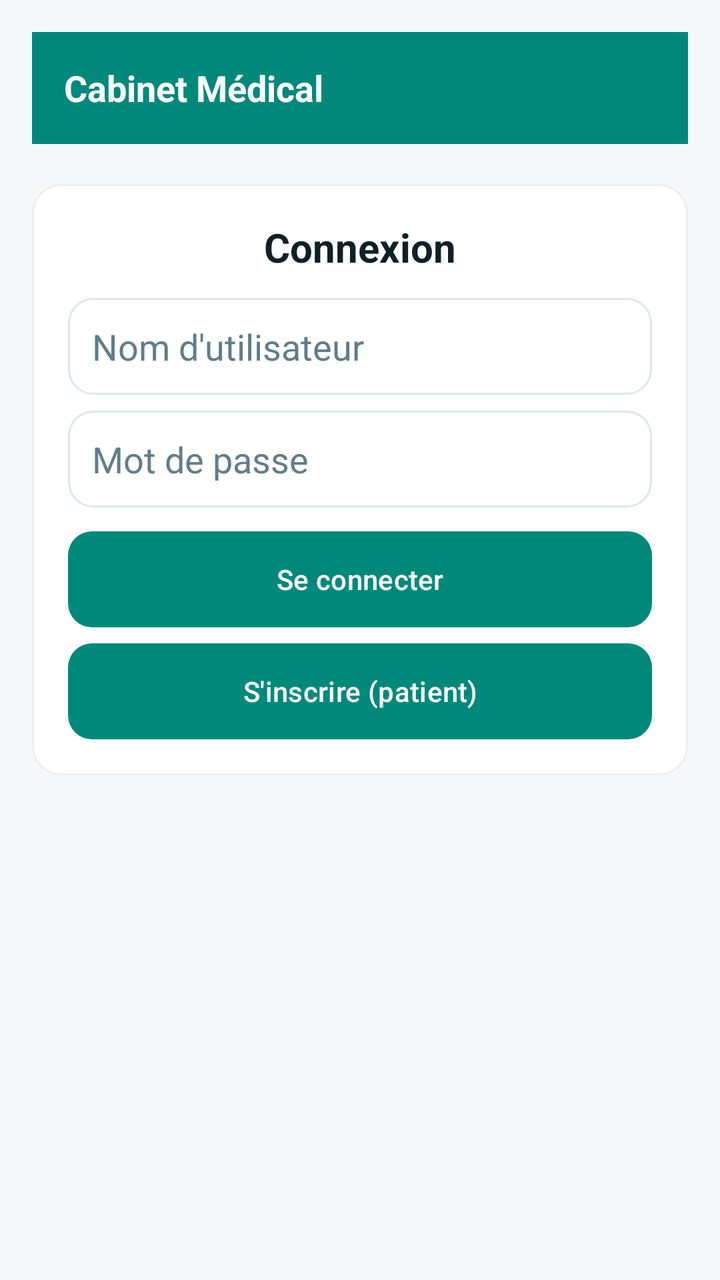
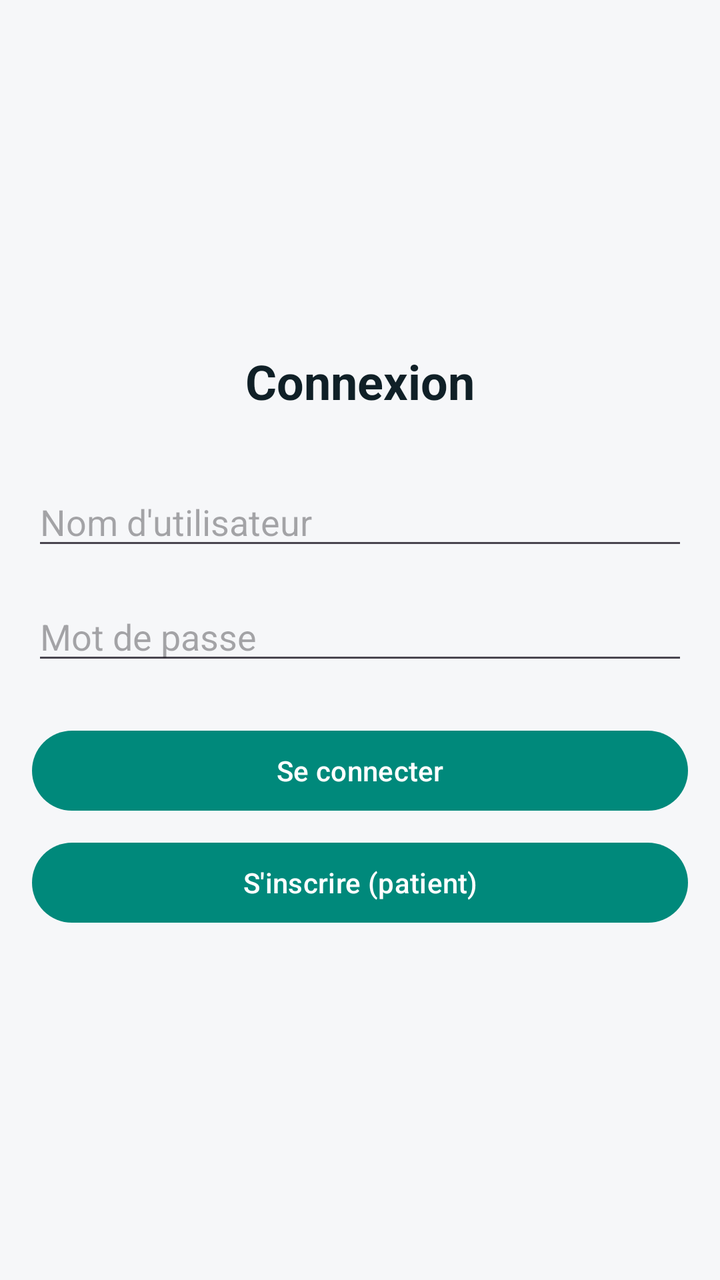

An Android layout rendered at two revisions. The XML below is the earlier revision; the diff shows what the commit changed to produce the second picture.
<!-- AndroidManifest.xml: application theme Theme.CabinetMedicalApp -->
<!-- res/layout/activity_login.xml -->
<?xml version="1.0" encoding="utf-8"?>
<ScrollView xmlns:android="http://schemas.android.com/apk/res/android"
    android:layout_width="match_parent"
    android:layout_height="match_parent"
    android:background="@color/background"
    android:padding="16dp">

    <LinearLayout
        android:layout_width="match_parent"
        android:layout_height="wrap_content"
        android:orientation="vertical">

        
        <LinearLayout
            android:layout_width="match_parent"
            android:layout_height="56dp"
            android:orientation="horizontal"
            android:background="@color/colorPrimary"
            android:paddingLeft="16dp"
            android:gravity="center_vertical">

            <TextView
                android:layout_width="wrap_content"
                android:layout_height="wrap_content"
                android:text="Cabinet Médical"
                android:textColor="@color/onPrimary"
                android:textSize="18sp"
                android:textStyle="bold" />
        </LinearLayout>

        <LinearLayout
            android:layout_width="match_parent"
            android:layout_height="wrap_content"
            android:orientation="vertical"
            android:layout_marginTop="20dp"
            android:background="@drawable/card_bg"
            android:padding="18dp">

            <TextView
                android:layout_width="wrap_content"
                android:layout_height="wrap_content"
                android:text="@string/title_login"
                style="@style/Heading"
                android:layout_gravity="center_horizontal"
                android:layout_marginBottom="12dp" />

            <EditText
                android:id="@+id/edit_username"
                android:layout_width="match_parent"
                android:layout_height="wrap_content"
                android:hint="@string/hint_username"
                android:background="@drawable/input_bg"
                android:padding="12dp"
                android:textColor="@color/onBackground"
                android:textColorHint="@color/muted"
                android:layout_marginBottom="8dp" />

            <EditText
                android:id="@+id/edit_password"
                android:layout_width="match_parent"
                android:layout_height="wrap_content"
                android:hint="@string/hint_password"
                android:inputType="textPassword"
                android:background="@drawable/input_bg"
                android:padding="12dp"
                android:textColor="@color/onBackground"
                android:textColorHint="@color/muted"
                android:layout_marginBottom="12dp" />

            <Button
                android:id="@+id/btn_login"
                style="@style/AppButton"
                android:layout_width="match_parent"
                android:layout_height="wrap_content"
                android:text="@string/btn_login"
                android:layout_marginBottom="8dp" />

            <Button
                android:id="@+id/btn_register"
                style="@style/AppButton"
                android:layout_width="match_parent"
                android:layout_height="wrap_content"
                android:text="@string/btn_register" />

        </LinearLayout>

    </LinearLayout>
</ScrollView>
<!-- resources referenced by this layout -->
<resources>
  <color name="background">#F6F7F9</color>
  <color name="colorPrimary">#00897B</color>
  <color name="muted">#607D8B</color>
  <color name="onBackground">#102027</color>
  <color name="onPrimary">#FFFFFF</color>
  <!-- drawable card_bg (drawable) -->
  <?xml version="1.0" encoding="utf-8"?>
  <shape xmlns:android="http://schemas.android.com/apk/res/android" android:shape="rectangle">
      <solid android:color="@color/surface" />
      <stroke android:width="1dp" android:color="#EEEEEE" />
      <corners android:radius="14dp" />
      <padding android:left="14dp" android:top="14dp" android:right="14dp" android:bottom="14dp" />
  </shape>
  <!-- drawable input_bg (drawable) -->
  <?xml version="1.0" encoding="utf-8"?>
  <shape xmlns:android="http://schemas.android.com/apk/res/android" android:shape="rectangle">
      <solid android:color="@color/surface" />
      <stroke android:width="1dp" android:color="#E0E6E6" />
      <corners android:radius="12dp" />
      <padding android:left="12dp" android:top="12dp" android:right="12dp" android:bottom="12dp" />
  </shape>
  <string name="btn_login">Se connecter</string>
  <string name="btn_register">S'inscrire (patient)</string>
  <string name="hint_password">Mot de passe</string>
  <string name="hint_username">Nom d'utilisateur</string>
  <string name="title_login">Connexion</string>
  <style name="AppButton">
          <item name="android:background">@drawable/button_bg_ripple</item>
          <item name="android:textColor">@color/onPrimary</item>
          <item name="android:paddingLeft">14dp</item>
          <item name="android:paddingRight">14dp</item>
          <item name="android:minHeight">48dp</item>
      </style>
  <style name="Heading">
          <item name="android:textColor">@color/onBackground</item>
          <item name="android:textSize">20sp</item>
          <item name="android:textStyle">bold</item>
      </style>
  <style name="Theme.CabinetMedicalApp" parent="Base.Theme.CabinetMedicalApp" />
  <color name="surface">#FFFFFF</color>
  <!-- drawable button_bg_ripple (drawable) -->
  <?xml version="1.0" encoding="utf-8"?>
  <ripple xmlns:android="http://schemas.android.com/apk/res/android"
      android:color="?attr/colorControlHighlight">
      <item android:drawable="@drawable/button_bg" />
  </ripple>
  <style name="Base.Theme.CabinetMedicalApp" parent="Theme.Material3.Light.NoActionBar">
          <item name="colorPrimary">@color/colorPrimary</item>
          <item name="colorOnPrimary">@color/onPrimary</item>
          <item name="colorPrimaryVariant">@color/colorPrimaryVariant</item>
          <item name="colorSecondary">@color/colorSecondary</item>
          <item name="android:statusBarColor">@color/colorPrimaryVariant</item>
          <item name="android:navigationBarColor">@color/background</item>
          <item name="android:windowBackground">@color/background</item>
          <item name="android:textColor">@color/onBackground</item>
      </style>
  <!-- drawable button_bg (drawable) -->
  <?xml version="1.0" encoding="utf-8"?>
  <shape xmlns:android="http://schemas.android.com/apk/res/android" android:shape="rectangle">
      <solid android:color="@color/colorPrimary" />
      <corners android:radius="12dp" />
      <padding android:left="12dp" android:top="10dp" android:right="12dp" android:bottom="10dp" />
  </shape>
  <color name="colorPrimaryVariant">#00695C</color>
  <color name="colorSecondary">#26A69A</color>
</resources>

<!-- the commit's change to res/layout/activity_login.xml (unified diff, before → after) -->
@@ -1,88 +1,45 @@
 <?xml version="1.0" encoding="utf-8"?>
-<ScrollView xmlns:android="http://schemas.android.com/apk/res/android"
+<LinearLayout xmlns:android="http://schemas.android.com/apk/res/android"
     android:layout_width="match_parent"
     android:layout_height="match_parent"
-    android:background="@color/background"
-    android:padding="16dp">
+    android:orientation="vertical"
+    android:padding="16dp"
+    android:gravity="center">
 
-    <LinearLayout
+    <TextView
+        android:layout_width="wrap_content"
+        android:layout_height="wrap_content"
+        android:text="@string/title_login"
+        android:textSize="24sp"
+        android:textStyle="bold"
+        android:layout_marginBottom="32dp" />
+
+    <EditText
+        android:id="@+id/edit_username"
         android:layout_width="match_parent"
         android:layout_height="wrap_content"
-        android:orientation="vertical">
+        android:hint="@string/hint_username"
+        android:inputType="text"
+        android:layout_marginBottom="16dp" />
 
-        
-        <LinearLayout
-            android:layout_width="match_parent"
-            android:layout_height="56dp"
-            android:orientation="horizontal"
-            android:background="@color/colorPrimary"
-            android:paddingLeft="16dp"
-            android:gravity="center_vertical">
+    <EditText
+        android:id="@+id/edit_password"
+        android:layout_width="match_parent"
+        android:layout_height="wrap_content"
+        android:hint="@string/hint_password"
+        android:inputType="textPassword"
+        android:layout_marginBottom="24dp" />
 
-            <TextView
-                android:layout_width="wrap_content"
-                android:layout_height="wrap_content"
-                android:text="Cabinet Médical"
-                android:textColor="@color/onPrimary"
-                android:textSize="18sp"
-                android:textStyle="bold" />
-        </LinearLayout>
+    <Button
+        android:id="@+id/btn_login"
+        android:layout_width="match_parent"
+        android:layout_height="wrap_content"
+        android:text="@string/btn_login"
+        android:layout_marginBottom="8dp" />
 
-        <LinearLayout
-            android:layout_width="match_parent"
-            android:layout_height="wrap_content"
-            android:orientation="vertical"
-            android:layout_marginTop="20dp"
-            android:background="@drawable/card_bg"
-            android:padding="18dp">
-
-            <TextView
-                android:layout_width="wrap_content"
-                android:layout_height="wrap_content"
-                android:text="@string/title_login"
-                style="@style/Heading"
-                android:layout_gravity="center_horizontal"
-                android:layout_marginBottom="12dp" />
-
-            <EditText
-                android:id="@+id/edit_username"
-                android:layout_width="match_parent"
-                android:layout_height="wrap_content"
-                android:hint="@string/hint_username"
-                android:background="@drawable/input_bg"
-                android:padding="12dp"
-                android:textColor="@color/onBackground"
-                android:textColorHint="@color/muted"
-                android:layout_marginBottom="8dp" />
-
-            <EditText
-                android:id="@+id/edit_password"
-                android:layout_width="match_parent"
-                android:layout_height="wrap_content"
-                android:hint="@string/hint_password"
-                android:inputType="textPassword"
-                android:background="@drawable/input_bg"
-                android:padding="12dp"
-                android:textColor="@color/onBackground"
-                android:textColorHint="@color/muted"
-                android:layout_marginBottom="12dp" />
-
-            <Button
-                android:id="@+id/btn_login"
-                style="@style/AppButton"
-                android:layout_width="match_parent"
-                android:layout_height="wrap_content"
-                android:text="@string/btn_login"
-                android:layout_marginBottom="8dp" />
-
-            <Button
-                android:id="@+id/btn_register"
-                style="@style/AppButton"
-                android:layout_width="match_parent"
-                android:layout_height="wrap_content"
-                android:text="@string/btn_register" />
-
-        </LinearLayout>
-
-    </LinearLayout>
-</ScrollView>
+    <Button
+        android:id="@+id/btn_register"
+        android:layout_width="match_parent"
+        android:layout_height="wrap_content"
+        android:text="@string/btn_register" />
+</LinearLayout>
<!-- resource entries referenced after the edit -->
@@ -2,50 +2,14 @@
 <resources>
   <color name="background">#F6F7F9</color>
   <color name="colorPrimary">#00897B</color>
-  <color name="muted">#607D8B</color>
   <color name="onBackground">#102027</color>
   <color name="onPrimary">#FFFFFF</color>
-  <!-- drawable card_bg (drawable) -->
-  <?xml version="1.0" encoding="utf-8"?>
-  <shape xmlns:android="http://schemas.android.com/apk/res/android" android:shape="rectangle">
-      <solid android:color="@color/surface" />
-      <stroke android:width="1dp" android:color="#EEEEEE" />
-      <corners android:radius="14dp" />
-      <padding android:left="14dp" android:top="14dp" android:right="14dp" android:bottom="14dp" />
-  </shape>
-  <!-- drawable input_bg (drawable) -->
-  <?xml version="1.0" encoding="utf-8"?>
-  <shape xmlns:android="http://schemas.android.com/apk/res/android" android:shape="rectangle">
-      <solid android:color="@color/surface" />
-      <stroke android:width="1dp" android:color="#E0E6E6" />
-      <corners android:radius="12dp" />
-      <padding android:left="12dp" android:top="12dp" android:right="12dp" android:bottom="12dp" />
-  </shape>
   <string name="btn_login">Se connecter</string>
   <string name="btn_register">S'inscrire (patient)</string>
   <string name="hint_password">Mot de passe</string>
   <string name="hint_username">Nom d'utilisateur</string>
   <string name="title_login">Connexion</string>
-  <style name="AppButton">
-          <item name="android:background">@drawable/button_bg_ripple</item>
-          <item name="android:textColor">@color/onPrimary</item>
-          <item name="android:paddingLeft">14dp</item>
-          <item name="android:paddingRight">14dp</item>
-          <item name="android:minHeight">48dp</item>
-      </style>
-  <style name="Heading">
-          <item name="android:textColor">@color/onBackground</item>
-          <item name="android:textSize">20sp</item>
-          <item name="android:textStyle">bold</item>
-      </style>
   <style name="Theme.CabinetMedicalApp" parent="Base.Theme.CabinetMedicalApp" />
-  <color name="surface">#FFFFFF</color>
-  <!-- drawable button_bg_ripple (drawable) -->
-  <?xml version="1.0" encoding="utf-8"?>
-  <ripple xmlns:android="http://schemas.android.com/apk/res/android"
-      android:color="?attr/colorControlHighlight">
-      <item android:drawable="@drawable/button_bg" />
-  </ripple>
   <style name="Base.Theme.CabinetMedicalApp" parent="Theme.Material3.Light.NoActionBar">
           <item name="colorPrimary">@color/colorPrimary</item>
           <item name="colorOnPrimary">@color/onPrimary</item>
@@ -56,13 +20,6 @@
           <item name="android:windowBackground">@color/background</item>
           <item name="android:textColor">@color/onBackground</item>
       </style>
-  <!-- drawable button_bg (drawable) -->
-  <?xml version="1.0" encoding="utf-8"?>
-  <shape xmlns:android="http://schemas.android.com/apk/res/android" android:shape="rectangle">
-      <solid android:color="@color/colorPrimary" />
-      <corners android:radius="12dp" />
-      <padding android:left="12dp" android:top="10dp" android:right="12dp" android:bottom="10dp" />
-  </shape>
   <color name="colorPrimaryVariant">#00695C</color>
   <color name="colorSecondary">#26A69A</color>
 </resources>
